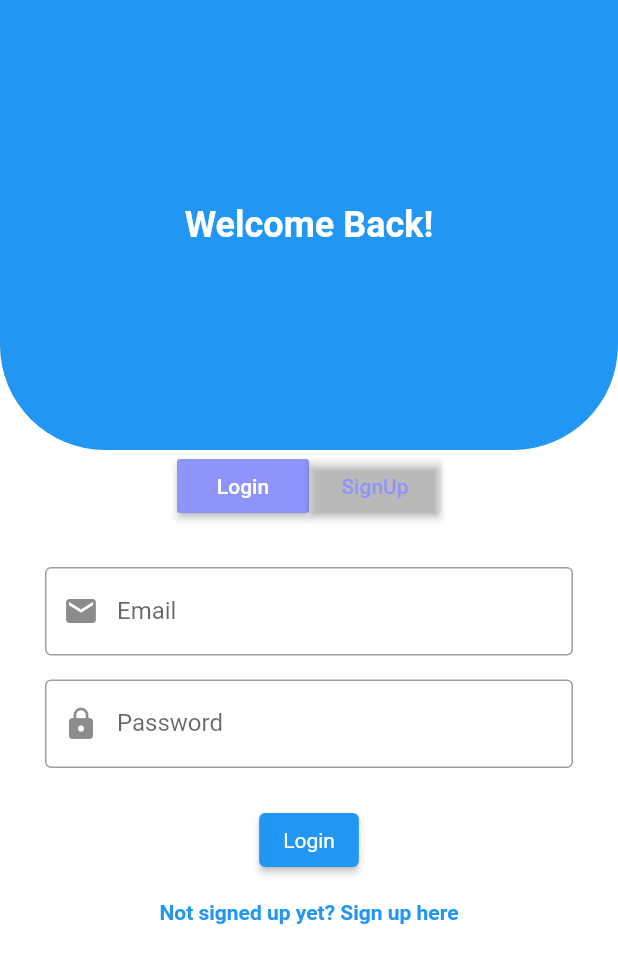
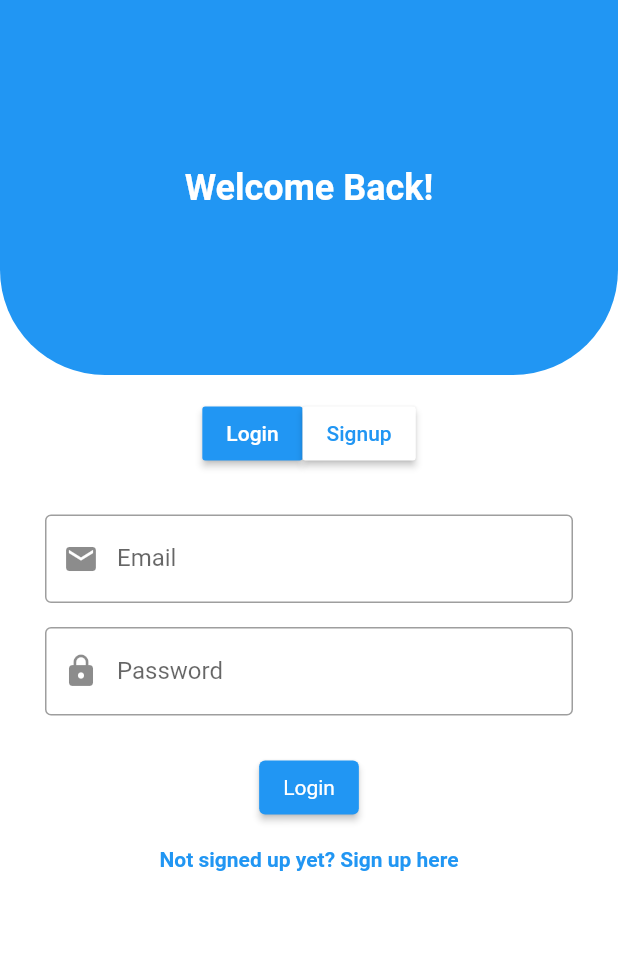
Before and after one commit to AnexDev1/Historia, a Flutter app: the screen it shows after launch, after a tap on "Login", on a phone screen of 412 x 824 dp. Shown: the top 963 px of the screen. Run offline on Flutter 3.47's test engine with Material 2 defaults, Android fonts, the phone set to English and light mode, and no system bars; our stand-ins replace cloud_firestore, firebase_auth, firebase_core; accounts and stored records are empty.

Commit message:
updated UI of login and signup

```diff
--- a/lib/screens/login.dart
+++ b/lib/screens/login.dart
@@ -31,7 +31,7 @@ class _LoginPageState extends State<LoginPage> {
             children: <Widget>[
               Container(
                 width: double.infinity,
-                height: 300.0,
+                height: 250.0,
                 decoration: const BoxDecoration(
                   color: Colors.blue,
                   borderRadius: BorderRadius.only(
@@ -50,46 +50,50 @@ class _LoginPageState extends State<LoginPage> {
                   ),
                 ),
               ),
-              Row(
+              const SizedBox(
+                height: 15.0,
+              ),
+              Container(
+                width: double.infinity,
+                child: Row(
                   mainAxisAlignment: MainAxisAlignment.center,
                   children: <Widget>[
                     MaterialButton(
+                      minWidth: 0,
                       highlightColor: Colors.transparent,
                       splashColor: Colors.transparent,
-                    color: _pageLogin
-                        ? const Color.fromRGBO(143, 148, 251, 1)
-                        : Colors.transparent,
+                      color: _pageLogin ? Colors.blue : Colors.white,
                       child: Text(
-                      _pageLogin ? 'Login' : 'SignUp',
+                        'Login',
                         style: TextStyle(
-                        color: _pageLogin
-                            ? Colors.white
-                            : const Color.fromRGBO(143, 148, 251, 1),
+                          color: _pageLogin ? Colors.white : Colors.blue,
                         ),
                       ),
                       onPressed: () {
-                      _togglePage(true);
+                        setState(() {
+                          _pageLogin = true;
+                        });
                       },
                     ),
                     MaterialButton(
+                      minWidth: 0,
                       highlightColor: Colors.transparent,
                       splashColor: Colors.transparent,
-                    color: _pageLogin
-                        ? Colors.transparent
-                        : const Color.fromRGBO(143, 148, 251, 1),
+                      color: _pageLogin ? Colors.white : Colors.blue,
                       child: Text(
-                      _pageLogin ? 'SignUp' : 'Login',
+                        'Signup',
                         style: TextStyle(
-                        color: _pageLogin
-                            ? const Color.fromRGBO(143, 148, 251, 1)
-                            : Colors.white,
+                          color: _pageLogin ? Colors.blue : Colors.white,
                         ),
                       ),
                       onPressed: () {
-                      _togglePage(false);
+                        setState(() {
+                          _pageLogin = false;
+                        });
                       },
                     ),
                   ],
+                ),
               ),
               _pageLogin
                   ? Padding(
```
Lines whose indentation alone changed are shown as unchanged.
